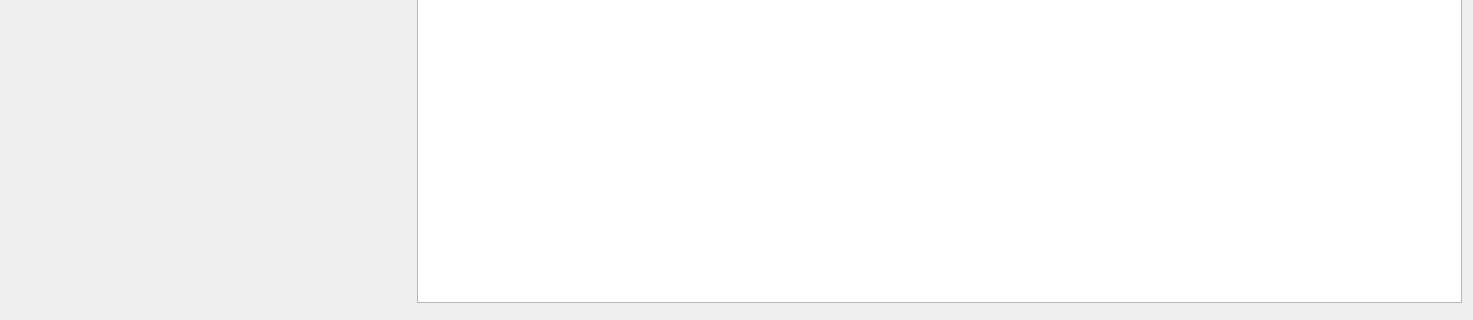
Above: managesubscriptions.ui from torway/OverAid before the change; both pictures show x 0 to 1473 and y 447 to 767 of the 1473 by 767 pixel window. Below: the same form after it.
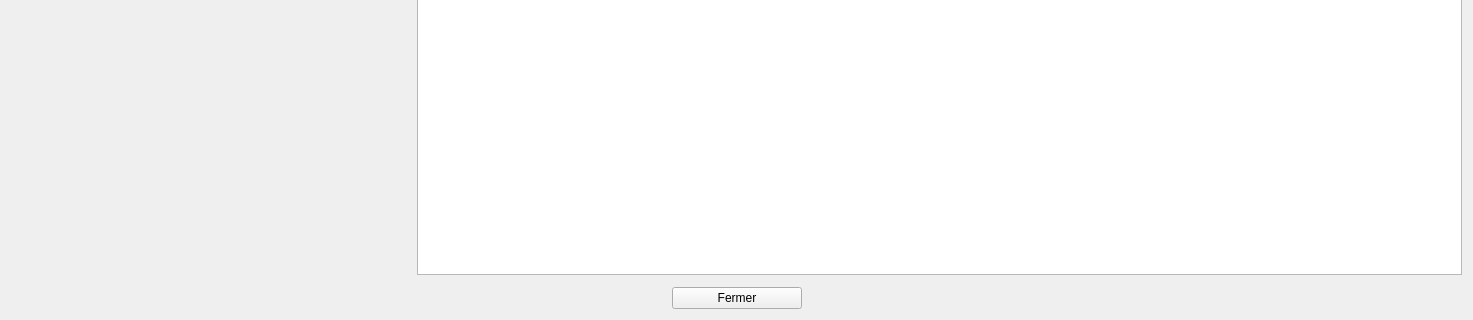
That is the form after the change.

Patch:
```diff
--- a/managesubscriptions.ui
+++ b/managesubscriptions.ui
@@ -14,15 +14,6 @@
    <string>Form</string>
   </property>
   <layout class="QGridLayout" name="gridLayout">
-   <item row="0" column="1" colspan="2">
-    <widget class="QTreeWidget" name="treeWidget">
-     <column>
-      <property name="text">
-       <string notr="true">1</string>
-      </property>
-     </column>
-    </widget>
-   </item>
    <item row="0" column="0" rowspan="2">
     <widget class="QWidget" name="widgetAdd" native="true">
      <property name="minimumSize">
@@ -40,6 +31,67 @@
      <layout class="QGridLayout" name="gridLayout_2"/>
     </widget>
    </item>
+   <item row="0" column="1" colspan="2">
+    <widget class="QTreeWidget" name="treeWidget">
+     <column>
+      <property name="text">
+       <string notr="true">1</string>
+      </property>
+     </column>
+    </widget>
+   </item>
+   <item row="2" column="0" colspan="3">
+    <layout class="QHBoxLayout" name="horizontalLayout">
+     <item>
+      <spacer name="horizontalSpacer">
+       <property name="orientation">
+        <enum>Qt::Horizontal</enum>
+       </property>
+       <property name="sizeHint" stdset="0">
+        <size>
+         <width>40</width>
+         <height>20</height>
+        </size>
+       </property>
+      </spacer>
+     </item>
+     <item>
+      <widget class="QPushButton" name="pushButton">
+       <property name="minimumSize">
+        <size>
+         <width>130</width>
+         <height>0</height>
+        </size>
+       </property>
+       <property name="focusPolicy">
+        <enum>Qt::TabFocus</enum>
+       </property>
+       <property name="text">
+        <string>Fermer</string>
+       </property>
+       <property name="shortcut">
+        <string>Ctrl+W</string>
+       </property>
+       <property name="autoDefault">
+        <bool>true</bool>
+       </property>
+      </widget>
+     </item>
+     <item>
+      <spacer name="horizontalSpacer_2">
+       <property name="orientation">
+        <enum>Qt::Horizontal</enum>
+       </property>
+       <property name="sizeHint" stdset="0">
+        <size>
+         <width>40</width>
+         <height>20</height>
+        </size>
+       </property>
+      </spacer>
+     </item>
+    </layout>
+   </item>
   </layout>
  </widget>
  <resources/>
```
Left out of the diff: 3 changed lines with no effect on the pictures.
